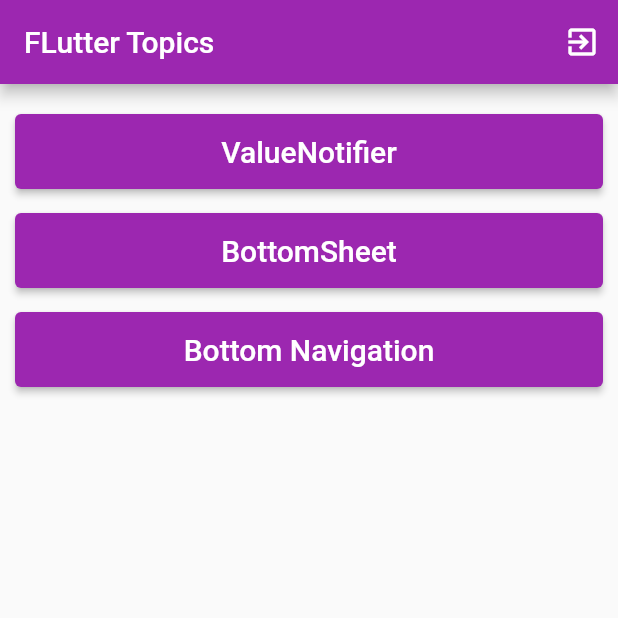
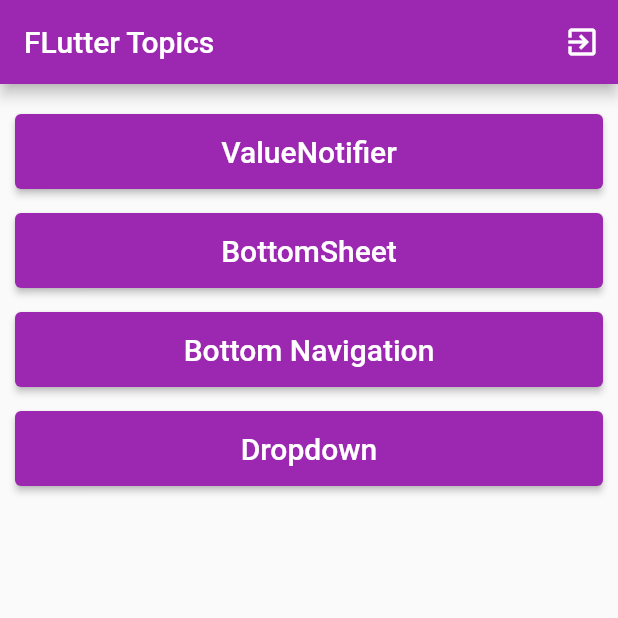
Before and after one commit to sreerag5375/flutter_concepts, a Flutter app: the HomeScreen screen opened directly, on a phone screen of 412 x 824 dp, the top half of it. Run offline on Flutter 3.47's test engine with Material 2 defaults, Android fonts, the phone set to English and light mode, and no system bars; our stand-ins replace shared_preferences; accounts and stored records are empty.

Commit message:
dropdown

```diff
--- a/lib/bottom_navigation.dart
+++ b/lib/bottom_navigation.dart
@@ -27,6 +27,7 @@ class _ScreenBottomNavigationState extends State<ScreenBottomNavigation> {
       body: _pages[_currentIndex],
       bottomNavigationBar: BottomNavigationBar(
           currentIndex: _currentIndex,
+          selectedItemColor: Colors.deepPurple,
           onTap: (value) => setState(() {
                 _currentIndex = value;
               }),
--- a/lib/screen_home.dart
+++ b/lib/screen_home.dart
@@ -1,6 +1,7 @@
 import 'package:flutter/material.dart';
 import 'package:flutter_concepts/bottom_navigation.dart';
 import 'package:flutter_concepts/bottomsheet.dart';
+import 'package:flutter_concepts/dropdown.dart';
 import 'package:flutter_concepts/screen_login.dart';
 import 'package:flutter_concepts/value_notifier.dart';
 import 'package:shared_preferences/shared_preferences.dart';
@@ -38,10 +39,17 @@ class HomeScreen extends StatelessWidget {
             const SizedBox(
               height: 16,
             ),
-             SizedBox(
+            SizedBox(
               height: 50,
               child: buttons(
                   screen: ScreenBottomNavigation(), text: 'Bottom Navigation'),
+            ),
+            const SizedBox(
+              height: 16,
+            ),
+            SizedBox(
+              height: 50,
+              child: buttons(screen: ScreenDropDown(), text: 'Dropdown'),
             )
           ],
         ),
```
Also changed, not shown: lib/dropdown.dart (added, +31 -0 lines).
